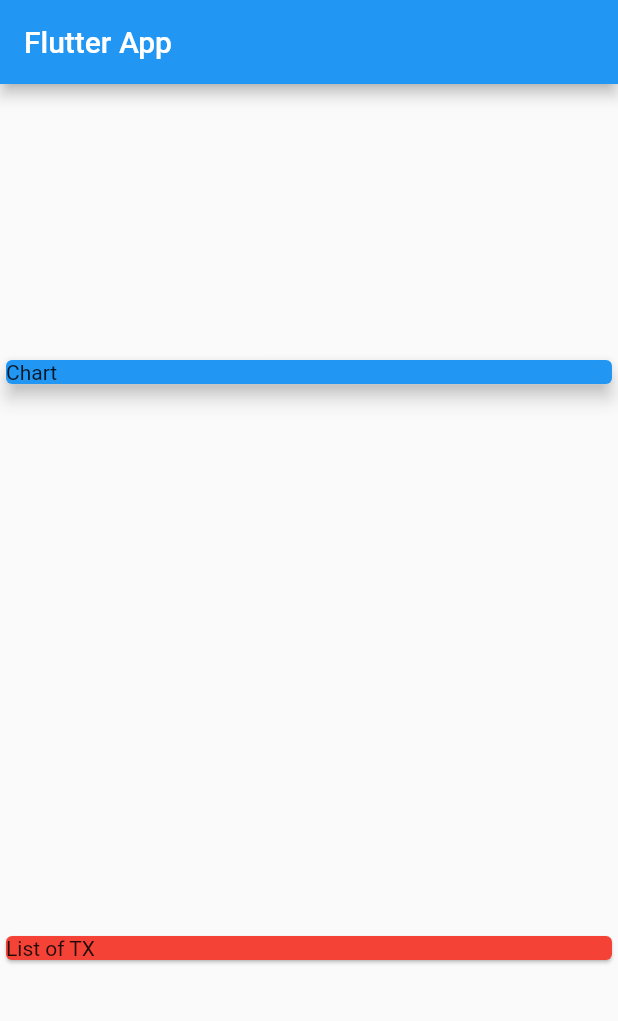
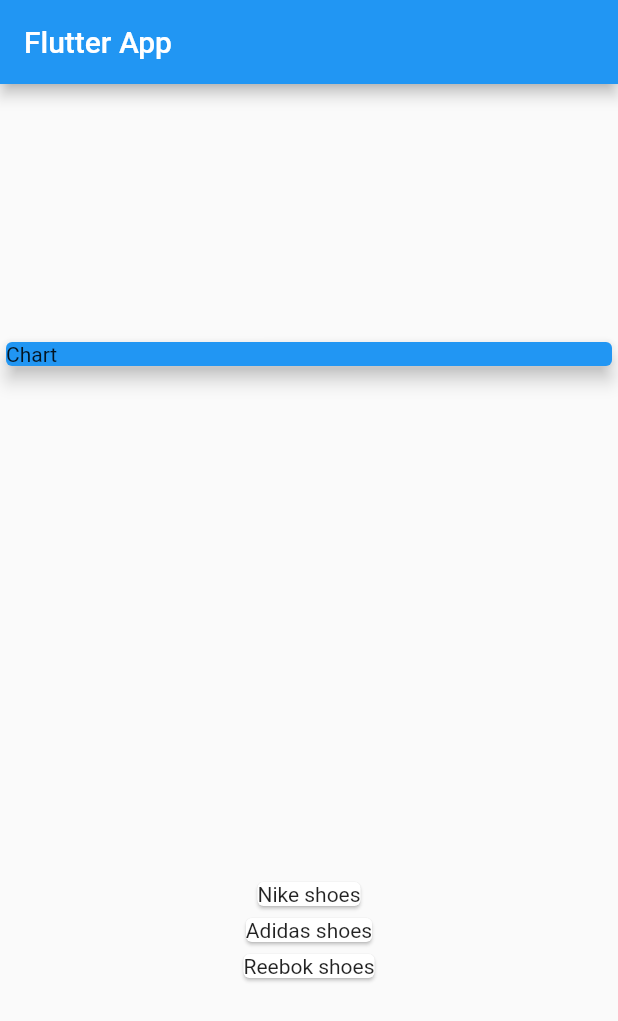
Before and after one commit to Djumabaevs/design_widgets, a Flutter app: the screen it shows after launch, on a phone screen of 412 x 824 dp. Shown: the top 1021 px of the screen. Run offline on Flutter 3.47's test engine with Material 2 defaults, Android fonts, the phone set to English and light mode, and no system bars.

Commit message:
mapping data to widgets

```diff
--- a/lib/main.dart
+++ b/lib/main.dart
@@ -1,3 +1,4 @@
+import 'package:design_widgets/transaction.dart';
 import 'package:flutter/material.dart';
 
 void main() => runApp(MyApp());
@@ -13,6 +14,27 @@ class MyApp extends StatelessWidget {
 }
 
 class MyHomePage extends StatelessWidget {
+  final List<Transaction> transactions = [
+    Transaction(
+      id: "id1",
+      title: "Nike shoes",
+      amount: 99.89,
+      date: DateTime.now(),
+    ),
+    Transaction(
+      id: "id2",
+      title: "Adidas shoes",
+      amount: 67.44,
+      date: DateTime.now(),
+    ),
+    Transaction(
+      id: "id3",
+      title: "Reebok shoes",
+      amount: 76.99,
+      date: DateTime.now(),
+    )
+  ];
+
   @override
   Widget build(BuildContext context) {
     return Scaffold(
@@ -31,9 +53,12 @@ class MyHomePage extends StatelessWidget {
               elevation: 5,
             ),
           ),
-          Card(
-            color: Colors.red,
-            child: Text('List of TX'),
+          Column(
+            children: transactions.map((tx) {
+              return Card(
+                child: Text(tx.title),
+              );
+            }).toList(),
           ),
         ],
       ),
--- a/lib/transaction.dart
+++ b/lib/transaction.dart
@@ -1,8 +1,10 @@
+import 'package:flutter/foundation.dart';
+
 class Transaction {
-  late String id;
-  late String title;
-  late double amount;
-  late DateTime date;
+  late final String id;
+  late final String title;
+  late final double amount;
+  late final DateTime date;
 
   Transaction(
       {required this.id,
```
